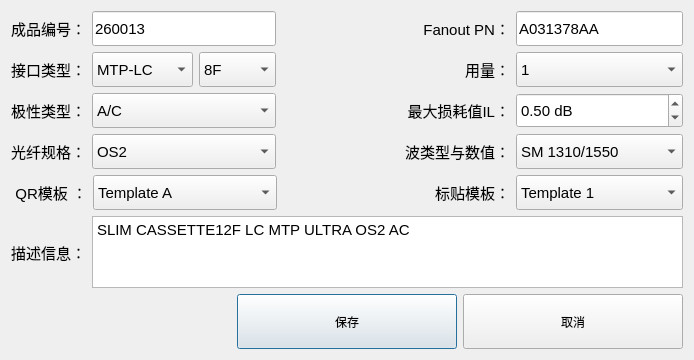
Old version of the form FiberBox/TemplateManagement/newtemdlg.ui in the repository ChinaClever/PM-Tool.
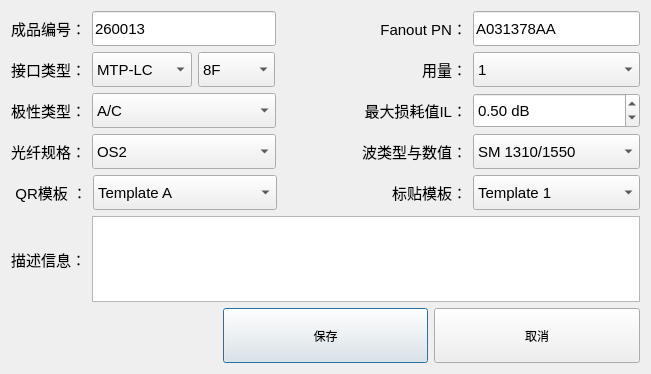
New version of the form.

Diff of the .ui file:
```diff
--- a/FiberBox/TemplateManagement/newtemdlg.ui
+++ b/FiberBox/TemplateManagement/newtemdlg.ui
@@ -6,8 +6,8 @@
    <rect>
     <x>0</x>
     <y>0</y>
-    <width>694</width>
-    <height>360</height>
+    <width>651</width>
+    <height>374</height>
    </rect>
   </property>
   <property name="minimumSize">
@@ -715,7 +715,7 @@
 li.unchecked::marker { content: &quot;\2610&quot;; }
 li.checked::marker { content: &quot;\2612&quot;; }
 &lt;/style&gt;&lt;/head&gt;&lt;body style=&quot; font-family:'Microsoft YaHei UI'; font-size:11pt; font-weight:400; font-style:normal;&quot;&gt;
-&lt;p style=&quot; margin-top:0px; margin-bottom:0px; margin-left:0px; margin-right:0px; -qt-block-indent:0; text-indent:0px;&quot;&gt;SLIM CASSETTE12F LC MTP ULTRA OS2 AC&lt;/p&gt;&lt;/body&gt;&lt;/html&gt;</string>
+&lt;p style=&quot;-qt-paragraph-type:empty; margin-top:0px; margin-bottom:0px; margin-left:0px; margin-right:0px; -qt-block-indent:0; text-indent:0px;&quot;&gt;&lt;br /&gt;&lt;/p&gt;&lt;/body&gt;&lt;/html&gt;</string>
        </property>
       </widget>
      </item>
```
